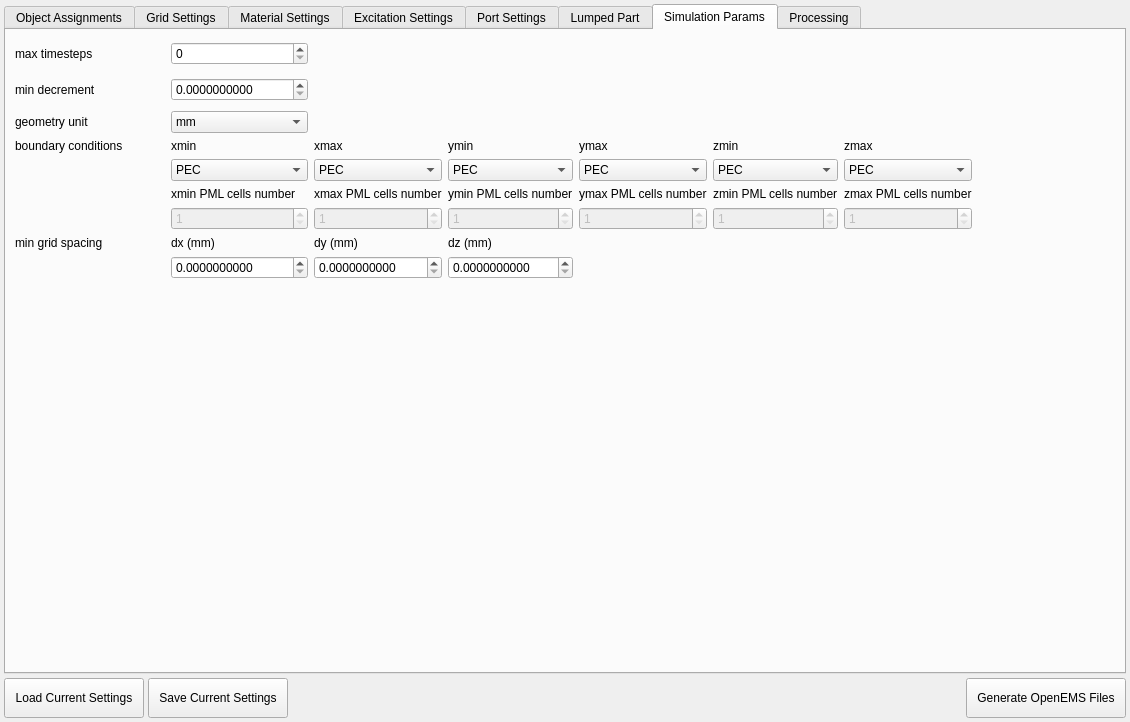
The window that ui/dialog.ui (LubomirJagos/FreeCAD-OpenEMS-Export) describes before a commit, drawn with Qt 5.
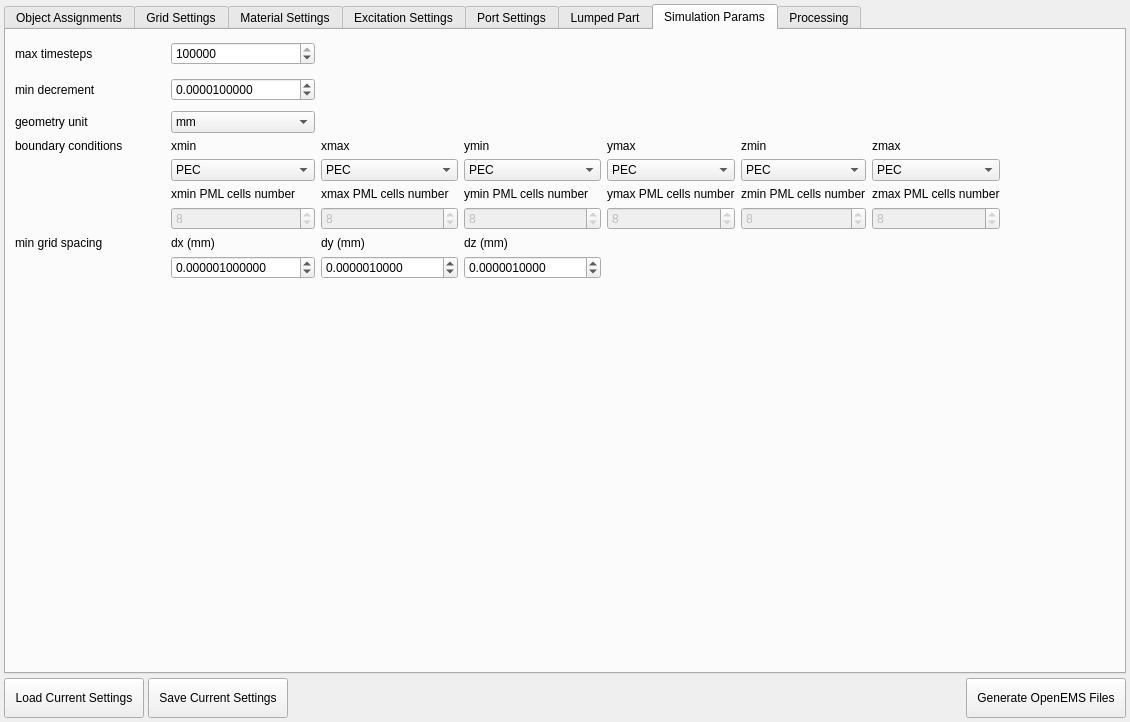
The same window after the commit. The open tabs and pages were chosen to show the change.

Commit message: fix missing self, improve UI defaults and tab order

The edit to the form file:
```diff
--- a/ui/dialog.ui
+++ b/ui/dialog.ui
@@ -2369,6 +2369,9 @@
                <property name="minimum">
                 <number>1</number>
                </property>
+               <property name="value">
+                <number>8</number>
+               </property>
               </widget>
              </item>
              <item row="3" column="2">
@@ -2389,6 +2392,12 @@
                <property name="decimals">
                 <number>10</number>
                </property>
+               <property name="maximum">
+                <double>1000000000.000000000000000</double>
+               </property>
+               <property name="value">
+                <double>0.000001000000000</double>
+               </property>
               </widget>
              </item>
              <item row="8" column="1">
@@ -2400,7 +2409,16 @@
                 </sizepolicy>
                </property>
                <property name="decimals">
-                <number>10</number>
+                <number>12</number>
+               </property>
+               <property name="maximum">
+                <double>1000000000.000000000000000</double>
+               </property>
+               <property name="singleStep">
+                <double>0.000000000000000</double>
+               </property>
+               <property name="value">
+                <double>0.000001000000000</double>
                </property>
               </widget>
              </item>
@@ -2412,6 +2430,9 @@
                <property name="minimum">
                 <number>1</number>
                </property>
+               <property name="value">
+                <number>8</number>
+               </property>
               </widget>
              </item>
              <item row="4" column="1">
@@ -2539,6 +2560,9 @@
                <property name="singleStep">
                 <number>1000</number>
                </property>
+               <property name="value">
+                <number>1000000</number>
+               </property>
               </widget>
              </item>
              <item row="3" column="5">
@@ -2559,6 +2583,12 @@
                <property name="decimals">
                 <number>10</number>
                </property>
+               <property name="maximum">
+                <double>1000000000.000000000000000</double>
+               </property>
+               <property name="value">
+                <double>0.000001000000000</double>
+               </property>
               </widget>
              </item>
              <item row="3" column="6">
@@ -2577,7 +2607,7 @@
                 <number>1</number>
                </property>
                <property name="value">
-                <number>1</number>
+                <number>8</number>
                </property>
               </widget>
              </item>
@@ -2655,6 +2685,9 @@
                <property name="minimum">
                 <number>1</number>
                </property>
+               <property name="value">
+                <number>8</number>
+               </property>
               </widget>
              </item>
              <item row="3" column="3">
@@ -2734,7 +2767,10 @@
                 <double>10000000000.000000000000000</double>
                </property>
                <property name="singleStep">
-                <double>1.000000000000000</double>
+                <double>0.000001000000000</double>
+               </property>
+               <property name="value">
+                <double>0.000010000000000</double>
                </property>
               </widget>
              </item>
@@ -2746,6 +2782,9 @@
                <property name="minimum">
                 <number>1</number>
                </property>
+               <property name="value">
+                <number>8</number>
+               </property>
               </widget>
              </item>
              <item row="7" column="3">
@@ -2770,6 +2809,9 @@
                <property name="minimum">
                 <number>1</number>
                </property>
+               <property name="value">
+                <number>8</number>
+               </property>
               </widget>
              </item>
              <item row="2" column="0">
```
Left out of the diff: 148 changed lines with no effect on the pictures. The commit also changes 1 other file.
